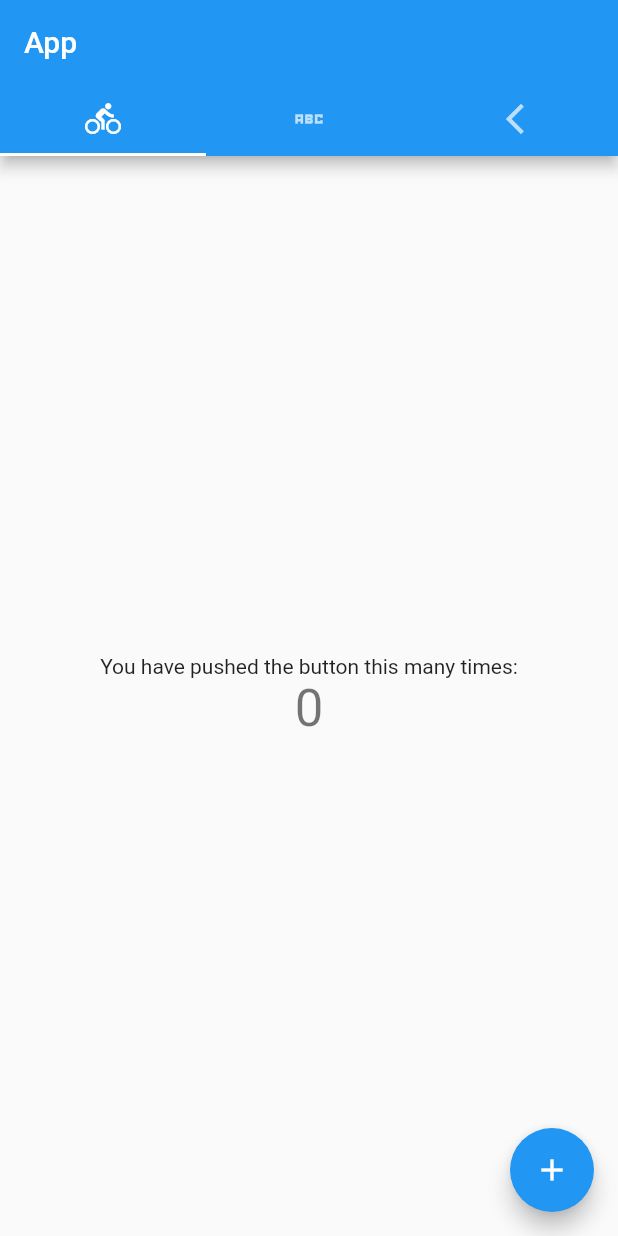
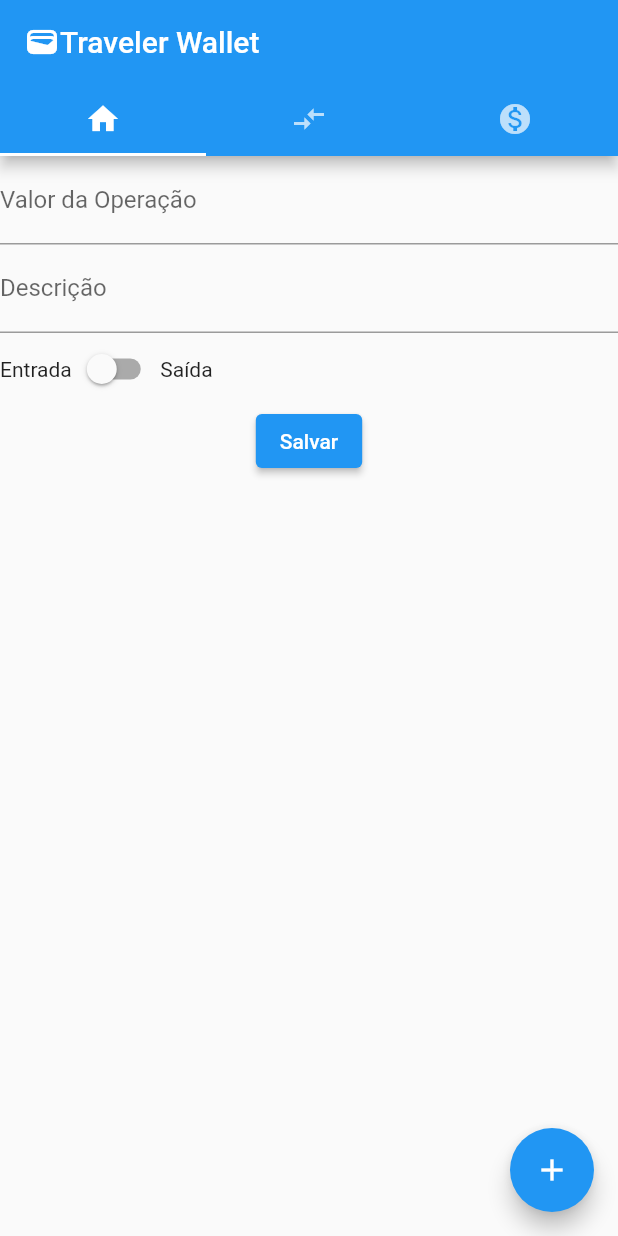
Before and after one commit to FischerRobson/traveler-wallet, a Flutter app: the screen it shows after launch, on a phone screen of 412 x 824 dp. Run offline on Flutter 3.47's test engine with Material 2 defaults, Android fonts, the phone set to English and light mode, and no system bars.

```diff
--- a/lib/main.dart
+++ b/lib/main.dart
@@ -14,9 +14,9 @@ class MyApp extends StatelessWidget {
       theme: ThemeData(
         primarySwatch: Colors.blue,
       ),
-      home: DefaultTabController(
+      home: const DefaultTabController(
         length: 3,
-        child:  const MyHomePage(title: "App"),
+        child:  MyHomePage(title: "Traveler Wallet"),
       ),
     );
   }
@@ -32,12 +32,20 @@ class MyHomePage extends StatefulWidget {
 }
 
 class _MyHomePageState extends State<MyHomePage> {
+  final GlobalKey<FormState> _formKey = GlobalKey<FormState>();
   int _counter = 0;
-  String _text = "";
+
+  bool _isEntry = false;
 
   void _incrementCounter() {
     setState(() {
       _counter++;
+    });
+  }
+
+  void handleIsEntry(bool inValue) {
+    setState(() {
+      _isEntry = inValue;
     });
   }
 
@@ -46,26 +54,66 @@ class _MyHomePageState extends State<MyHomePage> {
 
     return Scaffold(
       appBar: AppBar(
-        title: Text(widget.title),
+        title: Row(children: [
+          const Icon(Icons.wallet),
+          Text(widget.title),
+        ]),
         bottom: const TabBar(tabs: [
-          Tab(icon: Icon(Icons.directions_bike)),
-          Tab(icon: Icon(Icons.abc_sharp)),
-          Tab(icon: Icon(Icons.arrow_back_ios_new))
+          Tab(icon: Icon(Icons.home)),
+          Tab(icon: Icon(Icons.compare_arrows)),
+          Tab(icon: Icon(Icons.monetization_on))
         ]),
       ),
       body: Center(
-        child: Column(
-          mainAxisAlignment: MainAxisAlignment.center,
-          children: <Widget>[
-            const Text(
-              'You have pushed the button this many times:',
-            ),
-            Text(
-              '$_counter',
-              style: Theme.of(context).textTheme.headline4,
-            ),
-          ],
-        ),
+        child:  Form(
+          key: _formKey,
+          child: Column(
+            children: [
+              TextFormField(
+                keyboardType: const TextInputType.numberWithOptions(decimal: true),
+                validator: (String? inValue ) {
+                  if (inValue != null) {
+                    if (double.parse(inValue) <= 0.0) {
+                      return "Valor inválido!";
+                    }
+                  }
+                  return null;
+                },
+                decoration: const InputDecoration(
+                  hintText: "00.0",
+                  labelText: "Valor da Operação",
+                ),
+              ),
+              TextFormField(
+                keyboardType: TextInputType.multiline,
+                validator: (String? inValue) {
+                  if (inValue != null) {
+                    if(inValue.length < 3) {
+                      return "Adicione uma descrição mais detalhada!";
+                    }
+                  }
+                  return null;
+                },
+                decoration: const InputDecoration(
+                  hintText: "Conta de luz",
+                  labelText: "Descrição",
+                ),
+              ),
+              Row(children: [
+                const Text("Entrada"),
+                Switch(value: _isEntry, onChanged: (bool inValue) {
+                  handleIsEntry(inValue);
+                }),
+                const Text("Saída"),
+              ]),
+              ElevatedButton(onPressed: () {
+                if (_formKey.currentState!.validate()) {
+                  _formKey.currentState!.save();
+                }
+              }, child: const Text("Salvar"))
+            ],
+          ),
+        )
       ),
       floatingActionButton: FloatingActionButton(
         onPressed: _incrementCounter,
```
